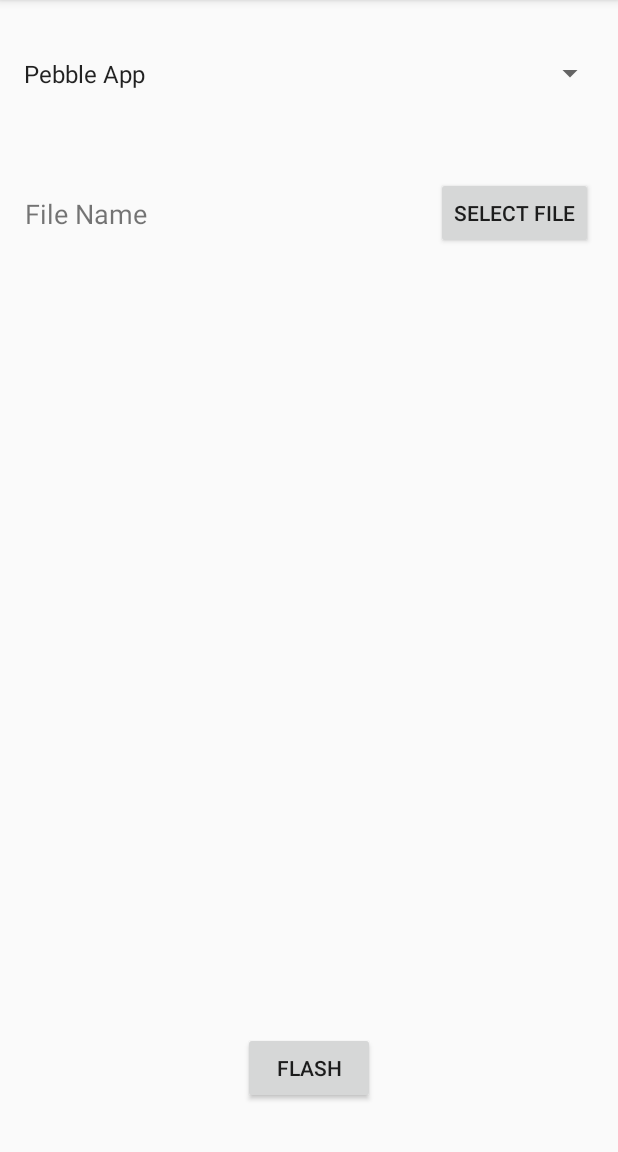
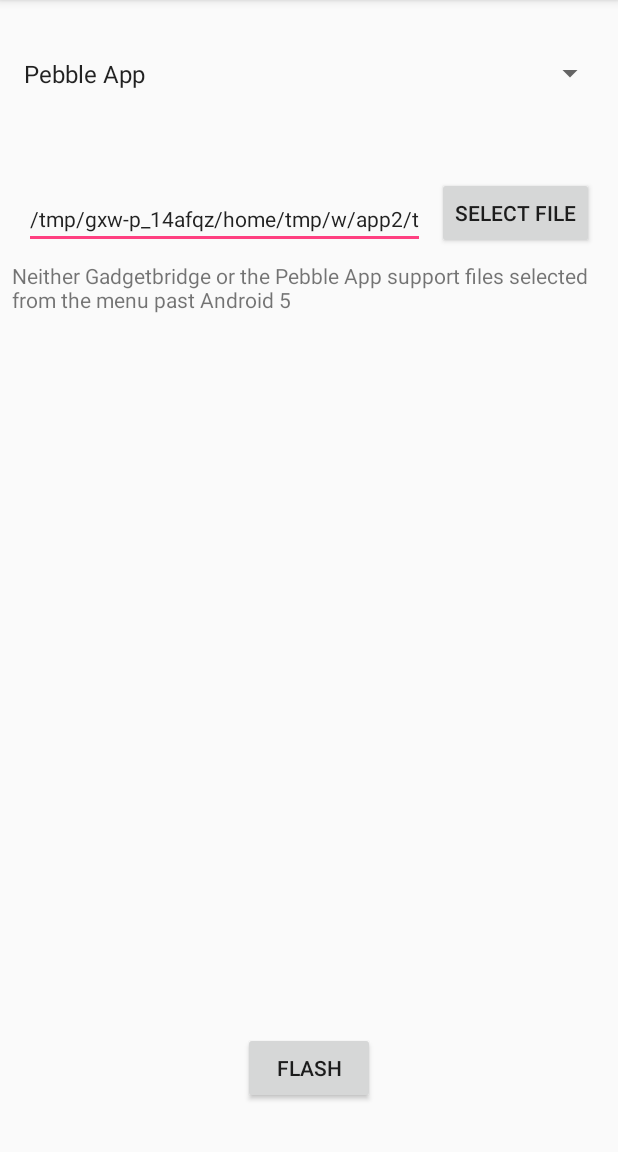
Before and after one commit to crc-32/PBZChucker, an Android app: the screen it shows after launch (MainActivity), on a phone screen of 412 x 824 dp, the part 84-1236 px from its top. Run offline under Robolectric (Android 15) with nearby library versions, the phone set to English and light mode, and no system bars.

Commit message:
Make the app work

```diff
--- a/app/src/main/res/layout/activity_main.xml
+++ b/app/src/main/res/layout/activity_main.xml
@@ -7,7 +7,7 @@
     tools:context="org.crc32.pbzchucker.MainActivity">
 
     <Spinner
-        android:id="@+id/spinner"
+        android:id="@+id/app_select"
         android:layout_width="0dp"
         android:layout_height="42dp"
         android:layout_marginEnd="8dp"
@@ -19,38 +19,35 @@
         app:layout_constraintTop_toTopOf="parent" />
 
     <Button
-        android:id="@+id/button"
+        android:id="@+id/file_select"
         android:layout_width="wrap_content"
         android:layout_height="wrap_content"
         android:layout_marginEnd="16dp"
-        android:layout_marginRight="16dp"
-        android:layout_marginStart="26dp"
-        android:layout_marginLeft="26dp"
         android:layout_marginTop="48dp"
         android:text="Select File"
+        android:visibility="visible"
         app:layout_constraintEnd_toEndOf="parent"
-        app:layout_constraintStart_toEndOf="@+id/textView"
-        app:layout_constraintTop_toBottomOf="@+id/spinner" />
+        app:layout_constraintTop_toBottomOf="@+id/app_select" />
 
-    <TextView
-        android:id="@+id/textView"
-        android:layout_width="wrap_content"
-        android:layout_height="24dp"
-        android:layout_marginEnd="166dp"
-        android:layout_marginRight="166dp"
+    <EditText
+        android:id="@+id/fileName"
+        android:layout_width="0dp"
+        android:layout_height="40dp"
+        android:layout_marginEnd="8dp"
         android:layout_marginStart="16dp"
-        android:layout_marginLeft="16dp"
-        android:layout_marginTop="60dp"
-        android:text="File Name"
-        android:textAlignment="center"
-        android:textSize="18sp"
-        app:layout_constraintEnd_toStartOf="@+id/button"
-        app:layout_constraintHorizontal_bias="1.0"
+        android:layout_marginTop="56dp"
+        android:ems="10"
+        android:inputType="textPersonName"
+        android:text="Path"
+        android:textAlignment="viewStart"
+        android:textSize="14sp"
+        app:layout_constraintEnd_toStartOf="@+id/file_select"
+        app:layout_constraintHorizontal_bias="0.0"
         app:layout_constraintStart_toStartOf="parent"
-        app:layout_constraintTop_toBottomOf="@+id/spinner" />
+        app:layout_constraintTop_toBottomOf="@+id/app_select" />
 
     <Button
-        android:id="@+id/button2"
+        android:id="@+id/flash"
         android:layout_width="wrap_content"
         android:layout_height="wrap_content"
         android:layout_marginBottom="32dp"
@@ -60,4 +57,16 @@
         app:layout_constraintBottom_toBottomOf="parent"
         app:layout_constraintEnd_toEndOf="parent"
         app:layout_constraintStart_toStartOf="parent" />
+
+    <TextView
+        android:id="@+id/textView2"
+        android:layout_width="wrap_content"
+        android:layout_height="wrap_content"
+        android:layout_marginStart="8dp"
+        android:layout_marginTop="8dp"
+        android:text="Neither Gadgetbridge or the Pebble App support files selected from the menu past Android 5"
+        android:textSize="14sp"
+        app:layout_constraintStart_toStartOf="parent"
+        app:layout_constraintTop_toBottomOf="@+id/fileName" />
+
 </android.support.constraint.ConstraintLayout>
```
Also changed, not shown: app/src/main/java/org/crc32/pbzchucker/MainActivity.java (+112 -1 lines).
